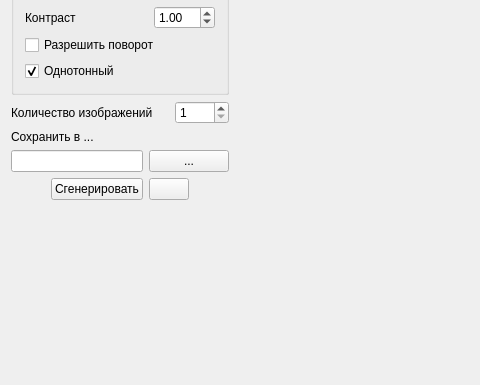
Before: the Qt Designer form ImageGenerator/ImageGenerator/ImageGenerator.ui in Fullback22/imageModels, drawn with Qt 5; both pictures show x 0 to 480 and y 242 to 627 of the 973 by 627 pixel window.
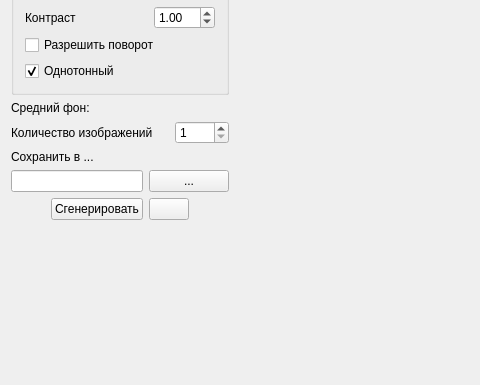
After: the same form once the commit is applied.

```diff
--- a/ImageGenerator/ImageGenerator/ImageGenerator.ui
+++ b/ImageGenerator/ImageGenerator/ImageGenerator.ui
@@ -213,6 +213,24 @@
          </layout>
         </widget>
        </item>
+       <item>
+        <layout class="QHBoxLayout" name="horizontalLayout_10" stretch="0,1">
+         <item>
+          <widget class="QLabel" name="label_8">
+           <property name="text">
+            <string>Средний фон:</string>
+           </property>
+          </widget>
+         </item>
+         <item>
+          <widget class="QLabel" name="label_totalMean">
+           <property name="text">
+            <string/>
+           </property>
+          </widget>
+         </item>
+        </layout>
+       </item>
        <item>
         <layout class="QHBoxLayout" name="horizontalLayout_9" stretch="1,0">
          <item>
```
